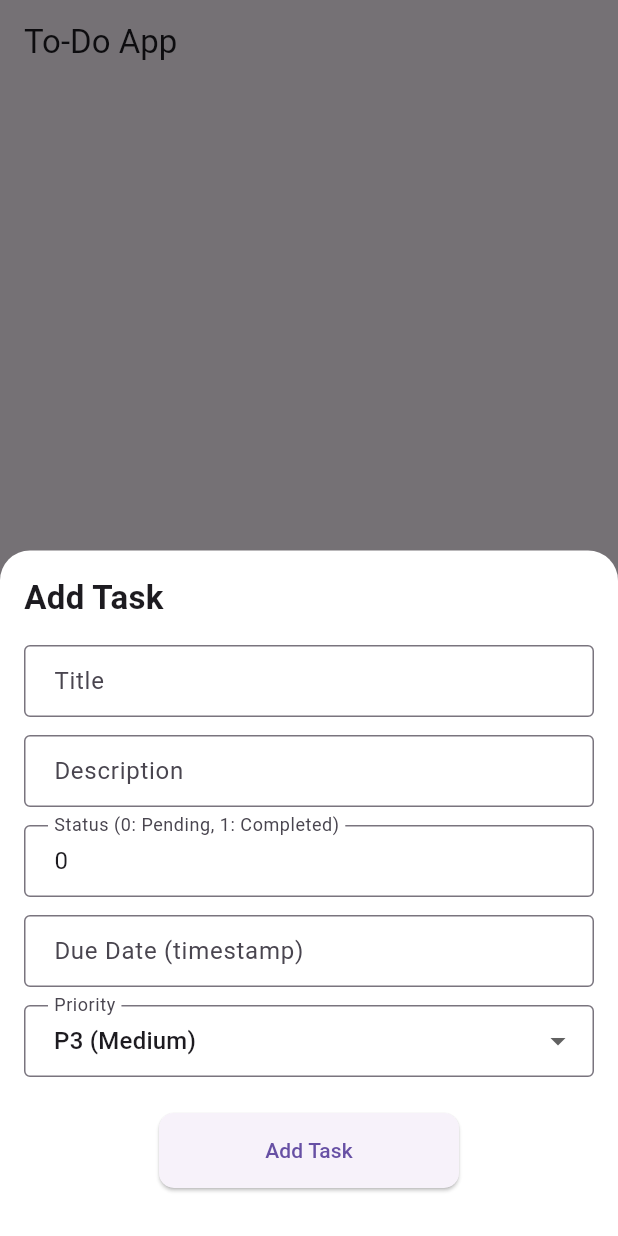
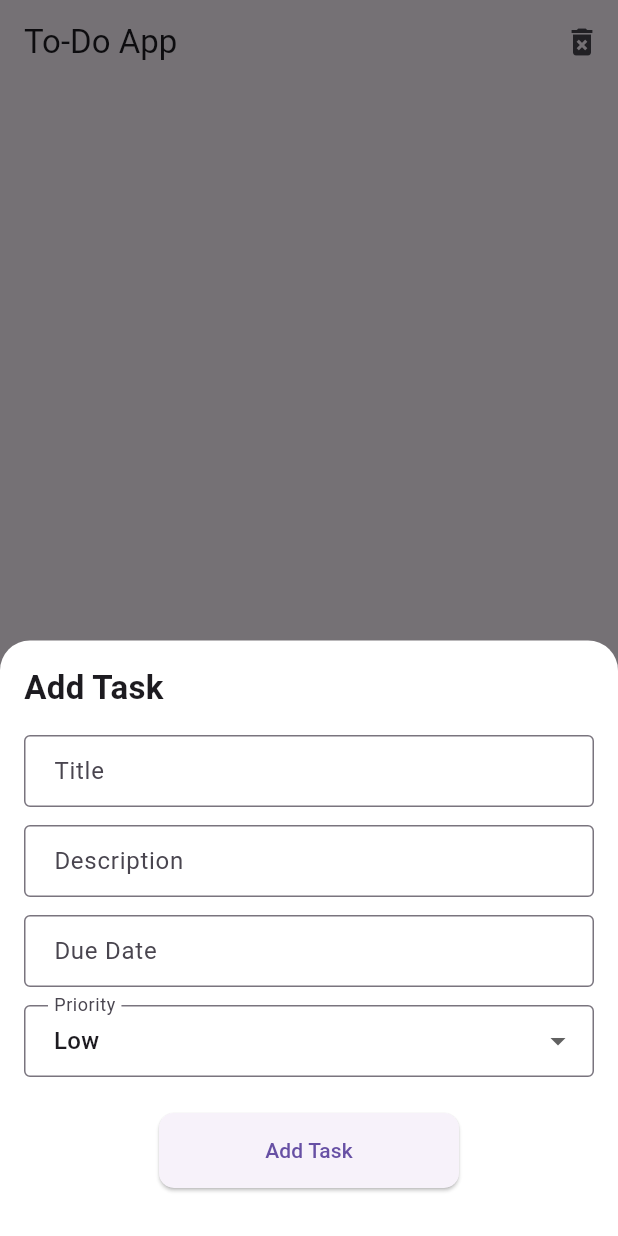
Before and after one commit to Mahsidak/to-do-flutter-local-storage, a Flutter app: the screen it shows after launch, after a tap on the "add" icon, on a phone screen of 412 x 824 dp. Run offline on Flutter 3.47's test engine with Material 3 defaults, Android fonts, the phone set to English and light mode, and no system bars; our stand-ins replace sqflite; accounts and stored records are empty.

Commit message:
added delete all task option

```diff
--- a/lib/local/local_data_source.dart
+++ b/lib/local/local_data_source.dart
@@ -27,7 +27,6 @@ class LocalDataSource {
             id TEXT PRIMARY KEY,
             title TEXT NOT NULL,
             description TEXT,
-            status INTEGER NOT NULL,
             dueDate INTEGER,
             priority INTEGER NOT NULL
           )
--- a/lib/modules/home/model/task-item.dart
+++ b/lib/modules/home/model/task-item.dart
@@ -2,7 +2,6 @@ class TaskItem {
   final String id;
   final String title;
   final String description;
-  final int status;
   final int? dueDate;
   final int priority;
 
@@ -10,7 +9,6 @@ class TaskItem {
     required this.id,
     required this.title,
     required this.description,
-    required this.status,
     this.dueDate,
     required this.priority,
   });
@@ -20,7 +18,6 @@ class TaskItem {
       'id': id,
       'title': title,
       'description': description,
-      'status': status,
       'dueDate': dueDate,
       'priority': priority,
     };
@@ -31,7 +28,6 @@ class TaskItem {
       id: map['id'],
       title: map['title'],
       description: map['description'],
-      status: map['status'],
       dueDate: map['dueDate'],
       priority: map['priority'],
     );
--- a/lib/modules/home/view/widgets/add-task-sheet.dart
+++ b/lib/modules/home/view/widgets/add-task-sheet.dart
@@ -15,9 +15,23 @@ class AddTaskSheet extends StatefulWidget {
 class _AddTaskSheetState extends State<AddTaskSheet> {
   final TextEditingController _titleController = TextEditingController();
   final TextEditingController _descriptionController = TextEditingController();
-  final TextEditingController _statusController = TextEditingController(text: '0');
-  final TextEditingController _dueDateController = TextEditingController();
+  DateTime? _dueDate;
   int _selectedPriority = 3;
+
+  // Function to show the date picker
+  Future<void> _selectDueDate(BuildContext context) async {
+    final DateTime? picked = await showDatePicker(
+      context: context,
+      initialDate: _dueDate ?? DateTime.now(),
+      firstDate: DateTime(2000),
+      lastDate: DateTime(2101),
+    );
+    if (picked != null && picked != _dueDate) {
+      setState(() {
+        _dueDate = picked;
+      });
+    }
+  }
 
   @override
   Widget build(BuildContext context) {
@@ -60,24 +74,20 @@ class _AddTaskSheetState extends State<AddTaskSheet> {
               ),
             ),
             SizedBox(height: 12),
-            TextField(
-              controller: _statusController,
-              decoration: InputDecoration(
-                labelText: 'Status (0: Pending, 1: Completed)',
-                border: OutlineInputBorder(),
-                contentPadding: EdgeInsets.symmetric(vertical: 12, horizontal: 16),
+            GestureDetector(
+              onTap: () => _selectDueDate(context),  // Open the date picker
+              child: AbsorbPointer(
+                child: TextField(
+                  controller: TextEditingController(
+                    text: _dueDate != null ? _dueDate!.toLocal().toString().split(' ')[0] : '',
+                  ),
+                  decoration: InputDecoration(
+                    labelText: 'Due Date',
+                    border: OutlineInputBorder(),
+                    contentPadding: EdgeInsets.symmetric(vertical: 12, horizontal: 16),
+                  ),
+                ),
               ),
-              keyboardType: TextInputType.number,
-            ),
-            SizedBox(height: 12),
-            TextField(
-              controller: _dueDateController,
-              decoration: InputDecoration(
-                labelText: 'Due Date (timestamp)',
-                border: OutlineInputBorder(),
-                contentPadding: EdgeInsets.symmetric(vertical: 12, horizontal: 16),
-              ),
-              keyboardType: TextInputType.number,
             ),
             SizedBox(height: 12),
             DropdownButtonFormField<int>(
@@ -88,11 +98,9 @@ class _AddTaskSheetState extends State<AddTaskSheet> {
                 contentPadding: EdgeInsets.symmetric(vertical: 12, horizontal: 16),
               ),
               items: [
-                DropdownMenuItem(value: 1, child: Text('P1 (Critical)')),
-                DropdownMenuItem(value: 2, child: Text('P2 (High)')),
-                DropdownMenuItem(value: 3, child: Text('P3 (Medium)')),
-                DropdownMenuItem(value: 4, child: Text('P4 (Low)')),
-                DropdownMenuItem(value: 5, child: Text('P5 (Lowest)')),
+                DropdownMenuItem(value: 1, child: Text('High')),
+                DropdownMenuItem(value: 2, child: Text('Medium')),
+                DropdownMenuItem(value: 3, child: Text('Low')),
               ],
               onChanged: (value) {
                 if (value != null) {
@@ -119,10 +127,7 @@ class _AddTaskSheetState extends State<AddTaskSheet> {
                     title: title,
                     description: _descriptionController.text.trim(),
                     priority: _selectedPriority,
-                    status: int.parse(_statusController.text.trim()),
-                    dueDate: _dueDateController.text.isNotEmpty
-                        ? int.tryParse(_dueDateController.text.trim())
-                        : null,
+                    dueDate: _dueDate?.millisecondsSinceEpoch,
                   );
 
                   await LocalDataSource().createTask(task);
```
Also changed, not shown: lib/modules/home/view/home-page.dart (+35 -0 lines), lib/modules/home/view/widgets/task-card-widget.dart (+1 -7 lines), lib/modules/home/viewModel/view-model.dart (+12 -1 lines).
